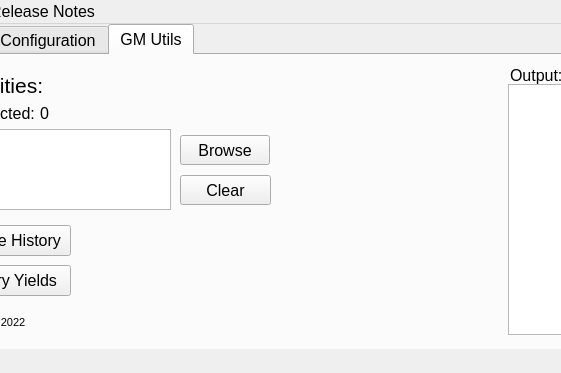
Before: the Qt Designer form lib/Main_UI.ui in Justind-hub/RoseUtils, drawn with Qt 5; both pictures show x 92 to 653 and y 0 to 373 of the 1023 by 373 pixel window.
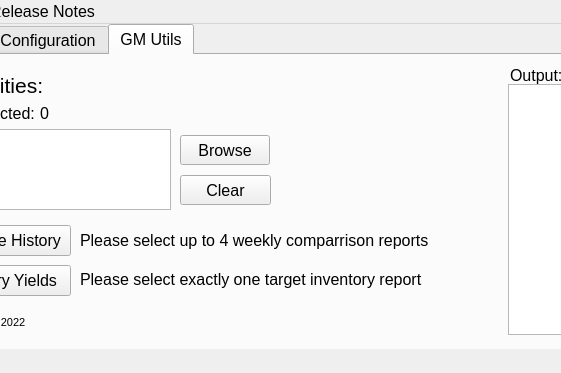
After: the same form once the commit is applied. The open tabs and pages were chosen to show the change. Icons and pictures are not drawn.

Commit message: Added some checks to GM reports. Push to 3.6

```diff
--- a/lib/Main_UI.ui
+++ b/lib/Main_UI.ui
@@ -856,6 +856,32 @@
        <string>Output:</string>
       </property>
      </widget>
+     <widget class="QLabel" name="gm_history_label">
+      <property name="geometry">
+       <rect>
+        <x>170</x>
+        <y>175</y>
+        <width>401</width>
+        <height>20</height>
+       </rect>
+      </property>
+      <property name="text">
+       <string>Please select up to 4 weekly comparrison reports</string>
+      </property>
+     </widget>
+     <widget class="QLabel" name="gm_yields_label">
+      <property name="geometry">
+       <rect>
+        <x>170</x>
+        <y>214</y>
+        <width>401</width>
+        <height>20</height>
+       </rect>
+      </property>
+      <property name="text">
+       <string>Please select exactly one target inventory report</string>
+      </property>
+     </widget>
     </widget>
    </widget>
    <widget class="QLabel" name="label">
```
Left out of the diff: 6 changed lines with no effect on the pictures. The commit also changes 1 other file.
